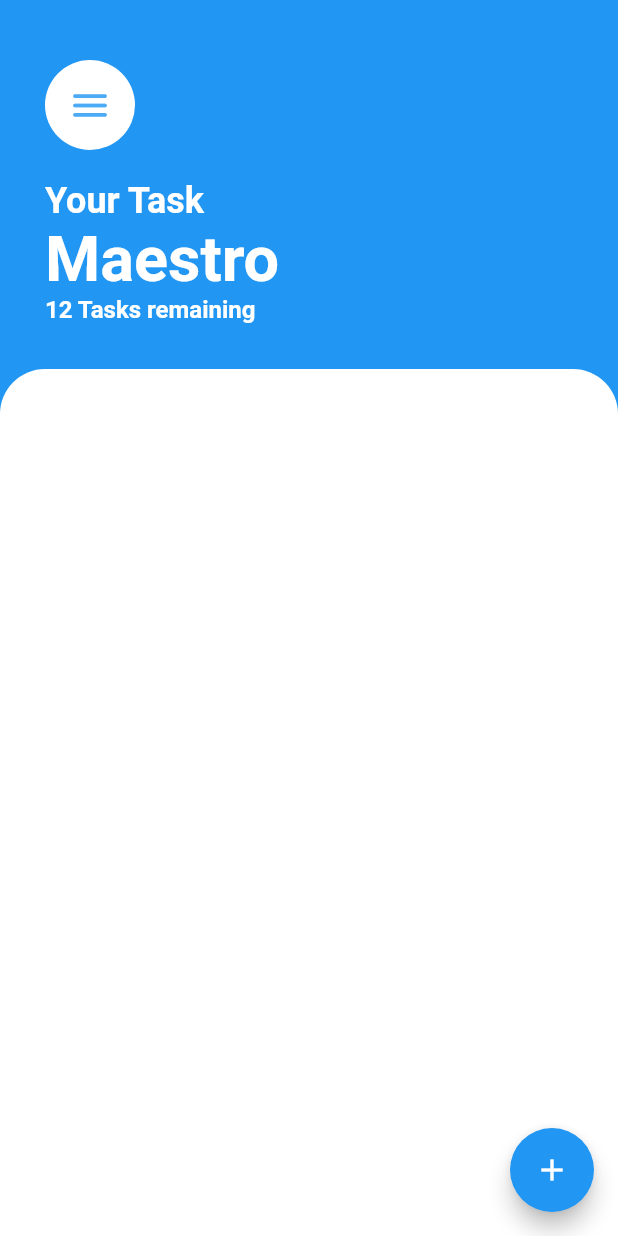
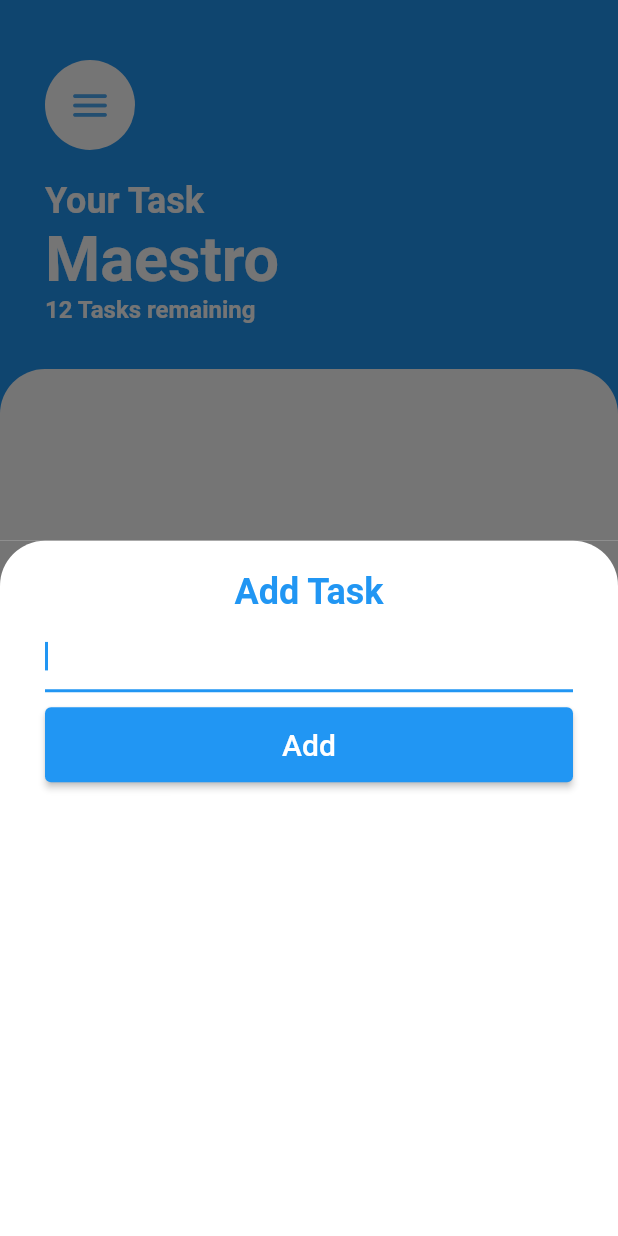
Before and after one commit to Sam-commit/App-development, a Flutter app: the screen it shows after launch, after a tap on the "add" icon, on a phone screen of 412 x 824 dp. Run offline on Flutter 3.47's test engine with Material 2 defaults, Android fonts, the light colour scheme and no system bars; our stand-ins replace animated_text_kit, audioplayers, cloud_firestore, firebase_auth, firebase_core, flutter_spinkit and 5 more; missing offline and left inert: flutter_polyline_points; accounts and stored records are empty.

Commit message:
added screen

```diff
--- /dev/null
+++ b/companion/lib/add_task_screen.dart
@@ -0,0 +1,54 @@
+import 'package:flutter/cupertino.dart';
+import 'package:flutter/material.dart';
+
+class AddTaskScreen extends StatelessWidget {
+  const AddTaskScreen({Key? key}) : super(key: key);
+
+  @override
+  Widget build(BuildContext context) {
+    return Container(
+      color: Color(0xFF757575),
+      child: Container(
+        decoration: BoxDecoration(
+            color: Colors.white,
+            borderRadius: BorderRadius.only(
+                topRight: Radius.circular(30), topLeft: Radius.circular(30))),
+        child: Column(
+          children: [
+            Padding(
+              padding: const EdgeInsets.only(top: 20, bottom: 5),
+              child: Text(
+                "Add Task",
+                style: TextStyle(
+                    fontSize: 24,
+                    fontWeight: FontWeight.w600,
+                    color: Colors.blue),
+              ),
+            ),
+            Padding(
+              padding: const EdgeInsets.symmetric(horizontal: 30),
+              child: TextField(
+                decoration: InputDecoration(
+                  focusColor: Colors.blue,
+                ),
+                autofocus: true,
+              ),
+            ),
+            Padding(
+              padding: const EdgeInsets.symmetric(horizontal: 30, vertical: 10),
+              child: SizedBox(
+                  height: 50,
+                  width: MediaQuery.of(context).size.width,
+                  child: ElevatedButton(
+                      onPressed: () {},
+                      child: Text(
+                        "Add",
+                        style: TextStyle(fontSize: 20),
+                      ))),
+            )
+          ],
+        ),
+      ),
+    );
+  }
+}
--- a/companion/lib/homepage.dart
+++ b/companion/lib/homepage.dart
@@ -1,4 +1,5 @@
 import 'package:flutter/material.dart';
+import 'add_task_screen.dart';
 
 class HomePage extends StatefulWidget {
   const HomePage({Key? key}) : super(key: key);
@@ -72,7 +73,12 @@ class _HomePageState extends State<HomePage> {
         ],
       ),
       floatingActionButton: FloatingActionButton(
-        onPressed: () {},
+        onPressed: () {
+
+            showModalBottomSheet(context: context, builder: (context)=> AddTaskScreen());
+
+
+        },
         child: Icon(Icons.add),
       ),
     );
```
